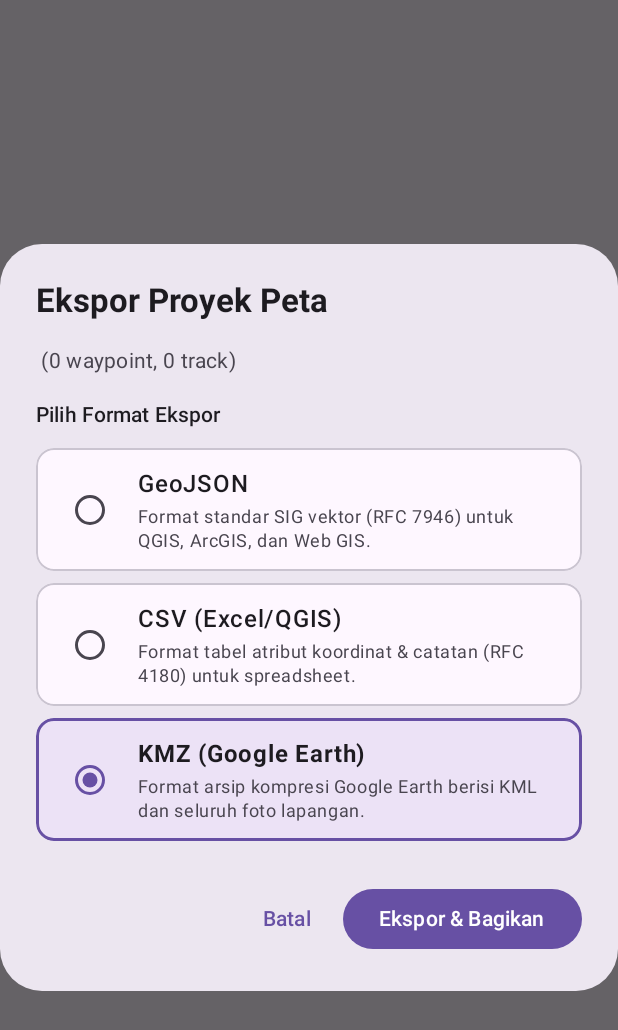
After one commit to Zirosaur/ZiroMaps, an Android app built with Jetpack Compose: the composable ExportDialog called with empty values, on a phone screen of 412 x 824 dp. The commit adds this screen. Shown: the top 1030 px of the screen. Run offline under Robolectric (Android 15) with nearby library versions, the phone set to English and light mode, and no system bars.

Commit message:
feat(export): integrate ExportDialog with Android Share Sheet and offline export (T4.2)

```diff
--- a/app/src/main/java/com/zirosaur/ziromaps/ui/viewer/MapViewerUiState.kt
+++ b/app/src/main/java/com/zirosaur/ziromaps/ui/viewer/MapViewerUiState.kt
@@ -30,6 +30,8 @@ data class MapViewerUiState(
     val isRecordingTrack: Boolean = false,
     val recordedDistanceM: Double = 0.0,
     val showAddWaypointDialog: Boolean = false,
+    val showExportDialog: Boolean = false,
+    val isExporting: Boolean = false,
     val selectedWaypoint: WaypointWithPhotos? = null,
     val mapCenterLatLon: LatLon? = null,
     val errorMessage: String? = null,
--- /dev/null
+++ b/app/src/main/java/com/zirosaur/ziromaps/ui/viewer/components/ExportDialog.kt
@@ -0,0 +1,185 @@
+package com.zirosaur.ziromaps.ui.viewer.components
+
+import androidx.compose.foundation.BorderStroke
+import androidx.compose.foundation.clickable
+import androidx.compose.foundation.layout.Arrangement
+import androidx.compose.foundation.layout.Column
+import androidx.compose.foundation.layout.Row
+import androidx.compose.foundation.layout.Spacer
+import androidx.compose.foundation.layout.fillMaxWidth
+import androidx.compose.foundation.layout.height
+import androidx.compose.foundation.layout.padding
+import androidx.compose.foundation.layout.size
+import androidx.compose.foundation.layout.width
+import androidx.compose.foundation.shape.RoundedCornerShape
+import androidx.compose.material3.AlertDialog
+import androidx.compose.material3.Button
+import androidx.compose.material3.CircularProgressIndicator
+import androidx.compose.material3.MaterialTheme
+import androidx.compose.material3.RadioButton
+import androidx.compose.material3.Surface
+import androidx.compose.material3.Text
+import androidx.compose.material3.TextButton
+import androidx.compose.runtime.Composable
+import androidx.compose.runtime.getValue
+import androidx.compose.runtime.mutableStateOf
+import androidx.compose.runtime.remember
+import androidx.compose.runtime.setValue
+import androidx.compose.ui.Alignment
+import androidx.compose.ui.Modifier
+import androidx.compose.ui.draw.clip
+import androidx.compose.ui.res.stringResource
+import androidx.compose.ui.text.font.FontWeight
+import androidx.compose.ui.unit.dp
+import com.zirosaur.ziromaps.R
+import com.zirosaur.ziromaps.core.export.model.ExportFormat
+
+@Composable
+fun ExportDialog(
+    projectName: String,
+    waypointCount: Int,
+    trackCount: Int,
+    isExporting: Boolean,
+    onDismiss: () -> Unit,
+    onExport: (ExportFormat) -> Unit,
+    modifier: Modifier = Modifier
+) {
+    var selectedFormat by remember { mutableStateOf(ExportFormat.KMZ) }
+
+    AlertDialog(
+        onDismissRequest = {
+            if (!isExporting) onDismiss()
+        },
+        modifier = modifier,
+        title = {
+            Text(
+                text = stringResource(id = R.string.export_project_title),
+                style = MaterialTheme.typography.titleLarge,
+                fontWeight = FontWeight.Bold
+            )
+        },
+        text = {
+            Column(
+                modifier = Modifier.fillMaxWidth()
+            ) {
+                Text(
+                    text = "$projectName ($waypointCount waypoint, $trackCount track)",
+                    style = MaterialTheme.typography.bodyMedium,
+                    color = MaterialTheme.colorScheme.onSurfaceVariant
+                )
+
+                Spacer(modifier = Modifier.height(16.dp))
+
+                Text(
+                    text = stringResource(id = R.string.export_format_label),
+                    style = MaterialTheme.typography.labelLarge,
+                    fontWeight = FontWeight.SemiBold,
+                    color = MaterialTheme.colorScheme.onSurface
+                )
+
+                Spacer(modifier = Modifier.height(8.dp))
+
+                ExportFormat.entries.forEach { format ->
+                    val isSelected = format == selectedFormat
+                    val (title, description) = when (format) {
+                        ExportFormat.KMZ -> Pair(
+                            format.displayName,
+                            stringResource(id = R.string.export_kmz_desc)
+                        )
+                        ExportFormat.GEOJSON -> Pair(
+                            format.displayName,
+                            stringResource(id = R.string.export_geojson_desc)
+                        )
+                        ExportFormat.CSV -> Pair(
+                            format.displayName,
+                            stringResource(id = R.string.export_csv_desc)
+                        )
+                    }
+
+                    Surface(
+                        modifier = Modifier
+                            .fillMaxWidth()
+                            .padding(vertical = 4.dp)
+                            .clip(RoundedCornerShape(12.dp))
+                            .clickable(enabled = !isExporting) { selectedFormat = format },
+                        shape = RoundedCornerShape(12.dp),
+                        color = if (isSelected) {
+                            MaterialTheme.colorScheme.primaryContainer.copy(alpha = 0.4f)
+                        } else {
+                            MaterialTheme.colorScheme.surface
+                        },
+                        border = BorderStroke(
+                            width = if (isSelected) 2.dp else 1.dp,
+                            color = if (isSelected) MaterialTheme.colorScheme.primary else MaterialTheme.colorScheme.outlineVariant
+                        )
+                    ) {
+                        Row(
+                            modifier = Modifier
+                                .fillMaxWidth()
+                                .padding(12.dp),
+                            verticalAlignment = Alignment.CenterVertically
+                        ) {
+                            RadioButton(
+                                selected = isSelected,
+                                onClick = { selectedFormat = format },
+                                enabled = !isExporting
+                            )
+                            Spacer(modifier = Modifier.width(8.dp))
+                            Column(modifier = Modifier.weight(1f)) {
+                                Text(
+                                    text = title,
+                                    style = MaterialTheme.typography.bodyLarge,
+                                    fontWeight = if (isSelected) FontWeight.Bold else FontWeight.Medium,
+                                    color = MaterialTheme.colorScheme.onSurface
+                                )
+                                Spacer(modifier = Modifier.height(2.dp))
+                                Text(
+                                    text = description,
+                                    style = MaterialTheme.typography.bodySmall,
+                                    color = MaterialTheme.colorScheme.onSurfaceVariant
+                                )
+                            }
+                        }
+                    }
+                }
+
+                if (isExporting) {
+                    Spacer(modifier = Modifier.height(16.dp))
+                    Row(
+                        modifier = Modifier.fillMaxWidth(),
+                        horizontalArrangement = Arrangement.Center,
+                        verticalAlignment = Alignment.CenterVertically
+                    ) {
+                        CircularProgressIndicator(
+                            modifier = Modifier.size(22.dp),
+                            strokeWidth = 2.dp,
+                            color = MaterialTheme.colorScheme.primary
+                        )
+                        Spacer(modifier = Modifier.width(12.dp))
+                        Text(
+                            text = stringResource(id = R.string.exporting_in_progress),
+                            style = MaterialTheme.typography.bodyMedium,
+                            color = MaterialTheme.colorScheme.primary
+                        )
+                    }
+                }
+            }
+        },
+        confirmButton = {
+            Button(
+                onClick = { onExport(selectedFormat) },
+                enabled = !isExporting
+            ) {
+                Text(text = stringResource(id = R.string.export_action_button))
+            }
+        },
+        dismissButton = {
+            TextButton(
+                onClick = onDismiss,
+                enabled = !isExporting
+            ) {
+                Text(text = stringResource(id = R.string.cancel_button))
+            }
+        }
+    )
+}
--- a/app/src/main/res/values/strings.xml
+++ b/app/src/main/res/values/strings.xml
@@ -56,4 +56,17 @@
     <string name="accuracy_warning">Akurasi Rendah</string>
     <string name="gps_not_fixed_warning">Mencari GPS…</string>
     <string name="open_settings">Buka Pengaturan</string>
+    <string name="export_project_title">Ekspor Proyek Peta</string>
+    <string name="export_format_label">Pilih Format Ekspor</string>
+    <string name="export_geojson_desc">Format standar SIG vektor (RFC 7946) untuk QGIS, ArcGIS, dan Web GIS.</string>
+    <string name="export_kmz_desc">Format arsip kompresi Google Earth berisi KML dan seluruh foto lapangan.</string>
+    <string name="export_csv_desc">Format tabel atribut koordinat &amp; catatan (RFC 4180) untuk spreadsheet.</string>
+    <string name="export_action_button">Ekspor &amp; Bagikan</string>
+    <string name="exporting_in_progress">Menyiapkan file ekspor…</string>
+    <string name="export_share_chooser_title">Bagikan Proyek Peta</string>
+    <string name="export_share_subject">Ekspor Data Peta: %1$s</string>
+    <string name="export_share_text">Berikut file ekspor data proyek peta \"%1$s\" dari Ziro Maps.</string>
+    <string name="export_success_notice">File %1$s siap dibagikan.</string>
+    <string name="export_failed_notice">Gagal mengekspor data: %1$s</string>
+    <string name="export_button_desc">Ekspor &amp; Bagikan Peta</string>
 </resources>
--- /dev/null
+++ b/app/src/main/res/xml/file_paths.xml
@@ -0,0 +1,6 @@
+<?xml version="1.0" encoding="utf-8"?>
+<paths xmlns:android="http://schemas.android.com/apk/res/android">
+    <cache-path name="export_cache" path="exports/" />
+    <files-path name="export_files" path="exports/" />
+    <files-path name="photos" path="photos/" />
+</paths>
```
Also changed, not shown: app/src/main/AndroidManifest.xml (+10 -0 lines), app/src/main/java/com/zirosaur/ziromaps/ui/viewer/MapViewerScreen.kt (+36 -0 lines), app/src/main/java/com/zirosaur/ziromaps/ui/viewer/MapViewerViewModel.kt (+79 -0 lines), app/src/main/res/drawable/ic_share.xml (added, +9 -0 lines), 2 other files.
